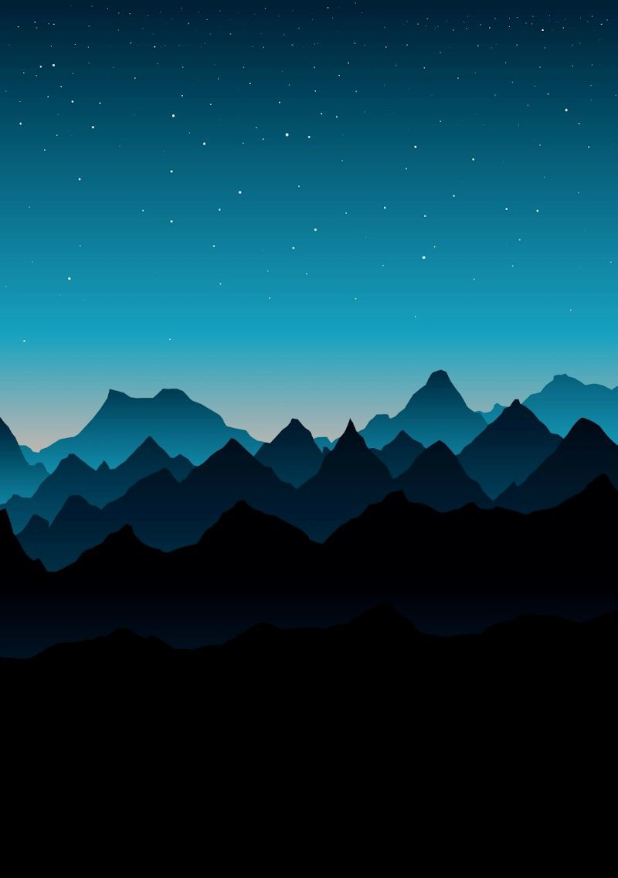
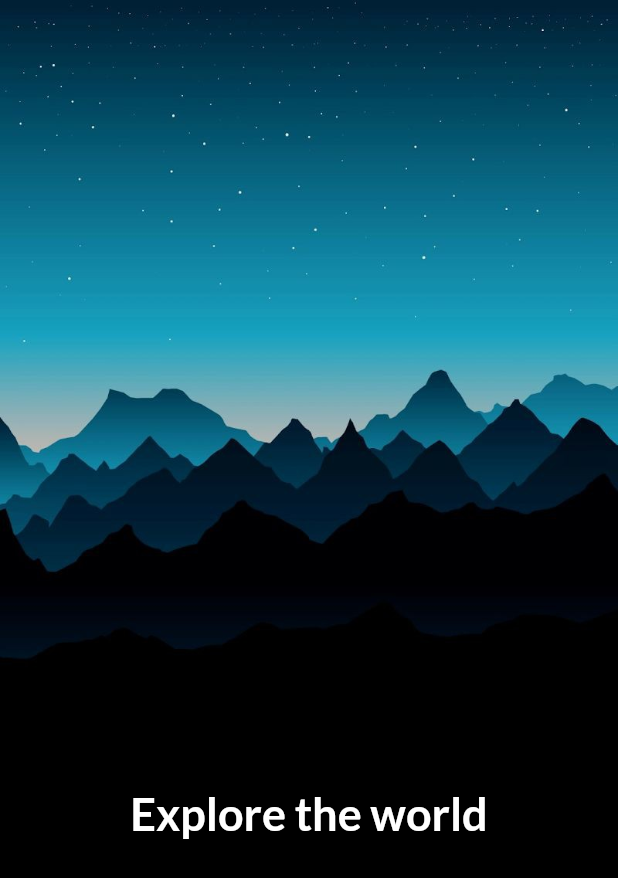
Before and after one commit to jxstxn1/Travel-App, a Flutter app: the screen it shows after launch, on a phone screen of 412 x 824 dp. Shown: the top 878 px of the screen. Run offline on Flutter 3.47's test engine with Material 2 defaults, Android fonts, the phone set to English and light mode, and no system bars; our stand-ins replace google_fonts.

Commit message:
Font checking

```diff
--- a/travel/lib/screens/welcome_screen.dart
+++ b/travel/lib/screens/welcome_screen.dart
@@ -1,8 +1,12 @@
 import 'package:flutter/material.dart';
+import 'package:google_fonts/google_fonts.dart';
 
 class WelcomeScreen extends StatelessWidget {
   @override
   Widget build(BuildContext context) {
+    final double deviceHeight = MediaQuery.of(context).size.height;
+    final double deviceWidth = MediaQuery.of(context).size.width;
+
     return Scaffold(
       body: Container(
         child: Stack(
@@ -13,6 +17,18 @@ class WelcomeScreen extends StatelessWidget {
               child: Image.asset('assets/images/welcome-screen-2.jpg',
                   fit: BoxFit.cover),
             ),
+            Positioned(
+              width: deviceWidth,
+              child: Text(
+                "Explore the world",
+                style: GoogleFonts.lato(
+                    color: Colors.white,
+                    fontSize: 30,
+                    fontWeight: FontWeight.bold),
+                textAlign: TextAlign.center,
+              ),
+              bottom: deviceHeight * 0.32,
+            )
           ],
         ),
       ),
--- a/travel/pubspec.yaml
+++ b/travel/pubspec.yaml
@@ -11,6 +11,7 @@ dependencies:
   flutter:
     sdk: flutter
   flutter_svg: ^0.22.0
+  google_fonts: ^2.0.0
 
 dev_dependencies:
   flutter_test:
```
